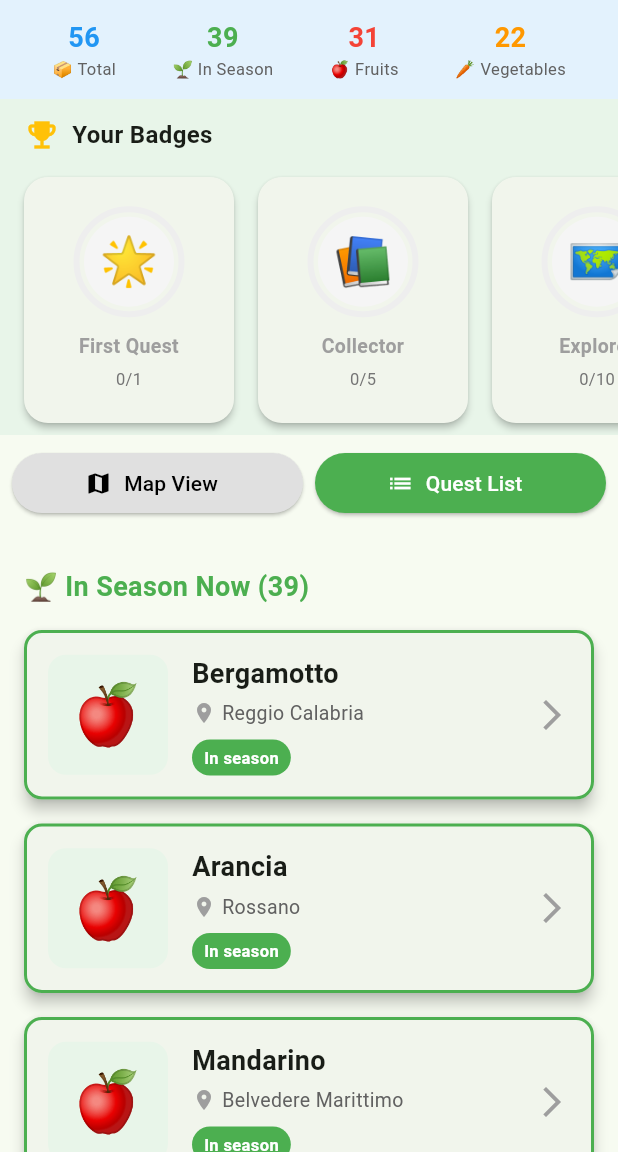
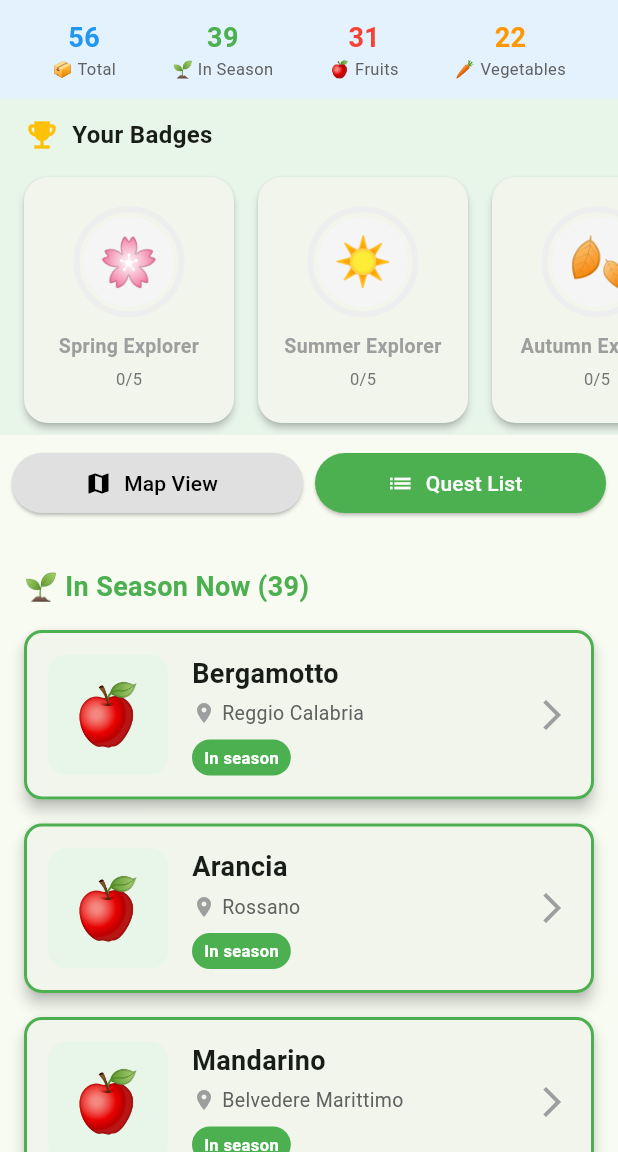
Before and after one commit to Gianpy99/Fellowship_of_Seasonal_Explorers, a Flutter app: the screen it shows after launch, on a phone screen of 412 x 824 dp, the part 84-1236 px from its top. Run offline on Flutter 3.47's test engine with Material 3 defaults, Android fonts, the phone set to English and light mode, and no system bars; our stand-ins replace google_maps_flutter; missing offline and left inert: dart:html; network calls fail.

Commit message:
🏅 Enhance: restore full badge system with all 8 predefined badges
- Use Badges.all from model (8 badges instead of 4)
- Seasonal badges: Spring, Summer, Autumn, Winter Explorers (5 quests each)
- Category badges: Fruit & Vegetable Collectors (10 quests each)
- Location badge: Market Explorer (3 locations)
- Master badge: Seasonal Master (50 total quests)
- Smart progress tracking for each badge type
- Horizontal carousel shows all badges with proper icons

```diff
--- a/seasonal_quest_app/lib/screens/home_screen.dart
+++ b/seasonal_quest_app/lib/screens/home_screen.dart
@@ -340,61 +340,25 @@ class _HomeScreenState extends State<HomeScreen> {
 
   /// Generate sample badges for demonstration
   List<badge_model.Badge> _generateBadges() {
-    final completedCount = _userProgress.completedQuestIds.length;
-
-    return [
-      badge_model.Badge(
-        id: 'first-quest',
-        name: 'First Quest',
-        description: 'Complete your first seasonal quest',
-        icon: '🌟',
-        type: badge_model.BadgeType.collector,
-        requirementCount: 1,
-        isUnlocked: completedCount >= 1,
-        unlockedAt: completedCount >= 1 ? DateTime.now().subtract(Duration(days: 5)) : null,
-      ),
-      badge_model.Badge(
-        id: 'collector',
-        name: 'Collector',
-        description: 'Complete 5 seasonal quests',
-        icon: '📚',
-        type: badge_model.BadgeType.collector,
-        requirementCount: 5,
-        isUnlocked: completedCount >= 5,
-        unlockedAt: completedCount >= 5 ? DateTime.now().subtract(Duration(days: 2)) : null,
-      ),
-      badge_model.Badge(
-        id: 'explorer',
-        name: 'Explorer',
-        description: 'Complete 10 seasonal quests',
-        icon: '🗺️',
-        type: badge_model.BadgeType.explorer,
-        requirementCount: 10,
-        isUnlocked: completedCount >= 10,
-        unlockedAt: completedCount >= 10 ? DateTime.now() : null,
-      ),
-      badge_model.Badge(
-        id: 'master',
-        name: 'Master',
-        description: 'Complete all quests',
-        icon: '👑',
-        type: badge_model.BadgeType.master,
-        requirementCount: _quests.length,
-        isUnlocked: completedCount >= _quests.length,
-        unlockedAt: completedCount >= _quests.length ? DateTime.now() : null,
-      ),
-    ];
+    // Use predefined badges from model
+    return badge_model.Badges.all;
   }
 
   /// Generate progress map for badges
   Map<String, int> _generateProgressMap() {
     final completedCount = _userProgress.completedQuestIds.length;
+    final fruitCount = _quests.where((q) => q.category == 'FRUIT').length;
+    final vegCount = _quests.where((q) => q.category == 'VEGETABLE').length;
 
     return {
-      'first-quest': completedCount,
-      'collector': completedCount,
-      'explorer': completedCount,
-      'master': completedCount,
+      'spring_explorer': completedCount,
+      'summer_explorer': completedCount,
+      'autumn_explorer': completedCount,
+      'winter_explorer': completedCount,
+      'fruit_collector': fruitCount > 0 ? completedCount ~/ (fruitCount > 0 ? fruitCount : 1) : 0,
+      'vegetable_collector': vegCount > 0 ? completedCount ~/ (vegCount > 0 ? vegCount : 1) : 0,
+      'market_explorer': completedCount,
+      'seasonal_master': completedCount,
     };
   }
 }
```
